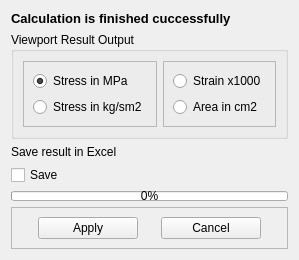
Qt form infoform.ui (DOrlov74/DefModel) before a commit.
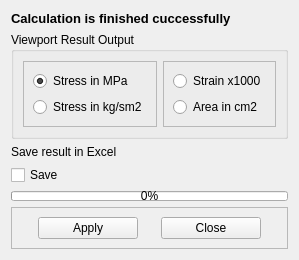
The same form after that commit.

```diff
--- a/infoform.ui
+++ b/infoform.ui
@@ -162,7 +162,7 @@
          </size>
         </property>
         <property name="text">
-         <string>Cancel</string>
+         <string>Close</string>
         </property>
        </widget>
       </item>
```
